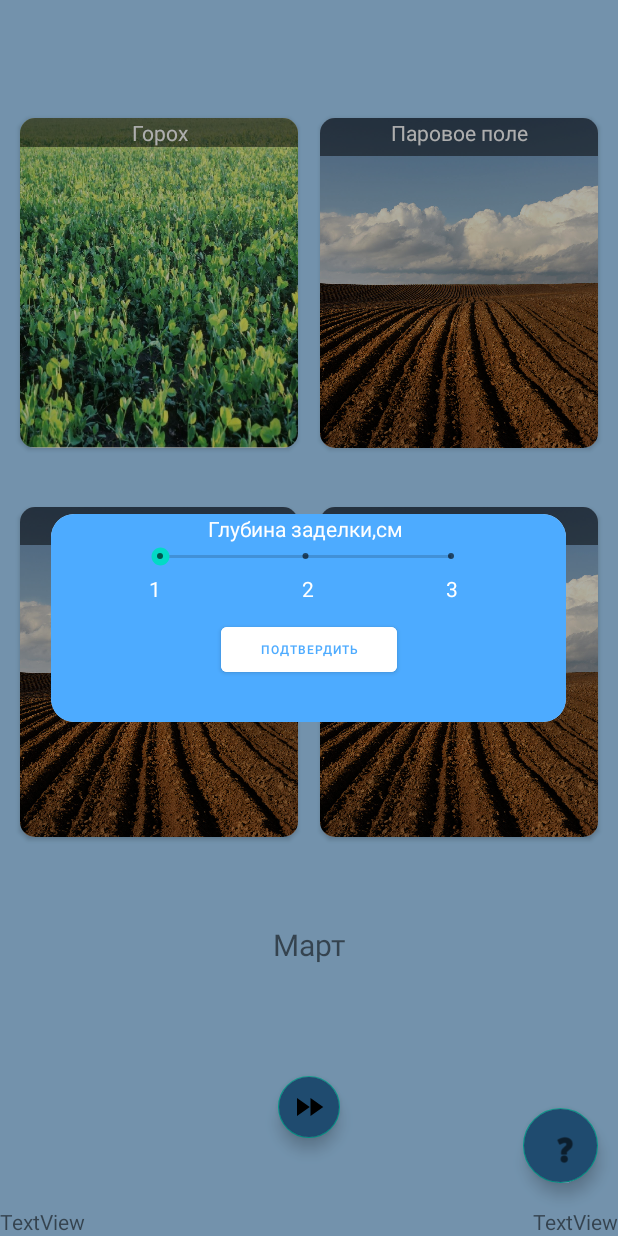
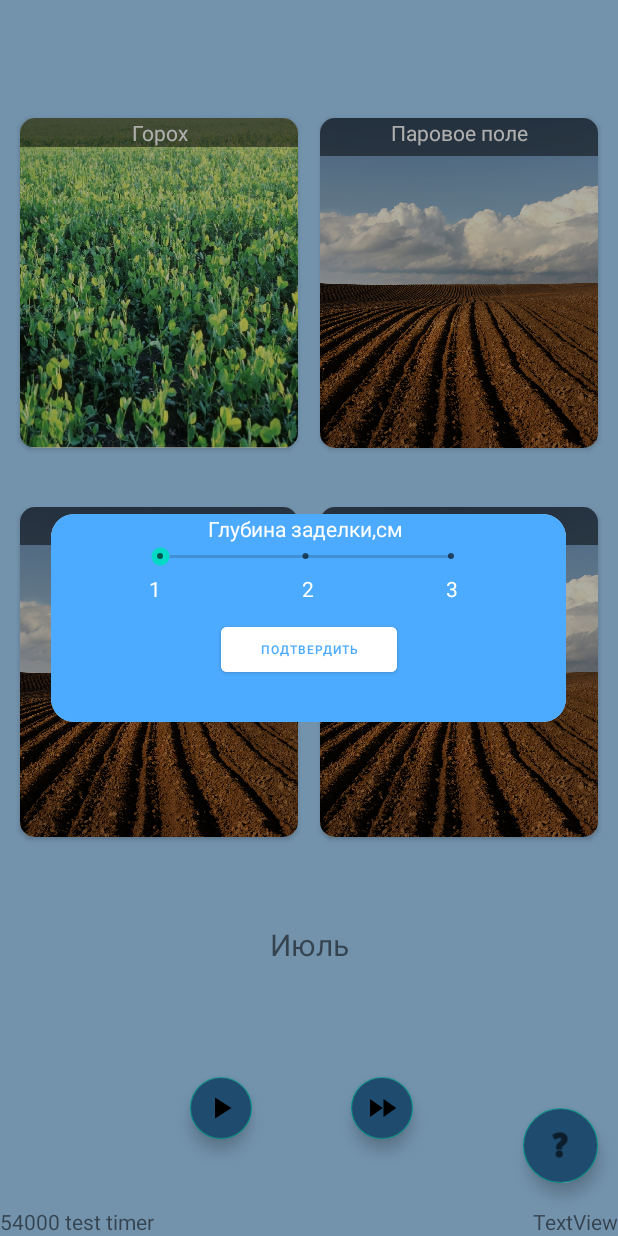
Before and after one commit to prolapsed-kneecap/Siberia, an Android app: the TechsFragment screen opened through its navigation route, after a tap on "СЗП-3,6", on a phone screen of 412 x 824 dp. Run offline under Robolectric (Android 15) with nearby library versions, the phone set to English and light mode, and no system bars; libraries missing offline, so code that uses them is left out: com.getkeepsafe.taptargetview, uk.co.samuelwall; 2 statements that could not run were skipped.

Commit message:
timer fix

```diff
--- a/app/src/main/java/com/charkosoff/siberia/Model.kt
+++ b/app/src/main/java/com/charkosoff/siberia/Model.kt
@@ -16,8 +16,28 @@ class Model :TimeInterface, EventInterface{
         15000..20000L to "Июнь",
         20000..25000L to "Июль",
         25000..30000L to "Август",
-        30000..35000L to "Сентябрь"
-    )
+        //костыль)
+        30000..35000L to "Март",
+        35000..40000L to "Апрель",
+        40000..45000L to "Май",
+        45000..50000L to "Июнь",
+        50000..55000L to "Июль",
+        55000..60000L to "Август",
+        //
+        60000..65000L to "Март",
+        65000..70000L to "Апрель",
+        70000..75000L to "Май",
+        75000..80000L to "Июнь",
+        80000..85000L to "Июль",
+        85000..90000L to "Август",
+        //
+        90000..95000L to "Март",
+        95000..100000L to "Апрель",
+        100000..105000L to "Май",
+        105000..110000L to "Июнь",
+        110000..115000L to "Июль",
+        115000..120000L to "Август"
+        )
     private val eventsTimeTable = mapOf(
         "Март" to "Посев",//Event("Посев"),
         "Апрель" to "Обработка",//Event("Обработка"),
--- a/app/src/main/java/com/charkosoff/siberia/data/Data.kt
+++ b/app/src/main/java/com/charkosoff/siberia/data/Data.kt
@@ -12,6 +12,8 @@ object Data {
     var currentCulture : MutableList<String> = mutableListOf("Паровое поле","Паровое поле","Паровое поле","Паровое поле")
     val culturesToShow = arrayOf("Овёс", "Пшеница", "Ячмень", "Горох", "Фасоль")
     var globalTimerIsRunning = false
+    var globalTimerWasStarted = false
+    var globalTimerIsStopped = false
 }
 object PlayButton {
     var isSpeeded=false
--- /dev/null
+++ b/app/src/main/res/drawable/ic_baseline_pause_24.xml
@@ -0,0 +1,10 @@
+<vector xmlns:android="http://schemas.android.com/apk/res/android"
+    android:width="24dp"
+    android:height="24dp"
+    android:viewportWidth="24"
+    android:viewportHeight="24"
+    android:tint="?attr/colorControlNormal">
+  <path
+      android:fillColor="@android:color/white"
+      android:pathData="M6,19h4L10,5L6,5v14zM14,5v14h4L18,5h-4z"/>
+</vector>
--- a/app/src/main/res/layout/fragment_main.xml
+++ b/app/src/main/res/layout/fragment_main.xml
@@ -141,10 +141,26 @@
         app:fabCustomSize="42dp"
         app:layout_constraintBottom_toBottomOf="parent"
         app:layout_constraintEnd_toEndOf="parent"
+        app:layout_constraintHorizontal_bias="0.634"
         app:layout_constraintStart_toStartOf="parent"
         app:layout_constraintTop_toBottomOf="@+id/viewAnimator"
-        app:layout_constraintVertical_bias="0.51"
+        app:layout_constraintVertical_bias="0.514"
         app:srcCompat="@drawable/ic_baseline_fast_forward_24" />
+
+    <com.google.android.material.floatingactionbutton.FloatingActionButton
+        android:id="@+id/speedFabPause"
+        android:layout_width="41dp"
+        android:layout_height="48dp"
+        android:backgroundTint="@color/rewindButton"
+        android:clickable="true"
+        app:fabCustomSize="42dp"
+        app:layout_constraintBottom_toBottomOf="parent"
+        app:layout_constraintEnd_toStartOf="@+id/speedFab"
+        app:layout_constraintHorizontal_bias="0.673"
+        app:layout_constraintStart_toStartOf="parent"
+        app:layout_constraintTop_toBottomOf="@+id/viewAnimator"
+        app:layout_constraintVertical_bias="0.514"
+        app:srcCompat="@drawable/ic_baseline_play_arrow_24" />
 
     <ViewAnimator
         android:id="@+id/viewAnimator"
@@ -178,6 +194,7 @@
         android:id="@+id/settings_buttons"
         android:layout_width="50dp"
         android:layout_height="50dp"
+        app:fabCustomSize="50dp"
         android:backgroundTint="@color/rewindButton"
         android:scaleType="centerCrop"
         android:src="@android:drawable/ic_menu_help"
```
Also changed, not shown: app/src/main/java/com/charkosoff/siberia/Repository.kt (+8 -3 lines), app/src/main/java/com/charkosoff/siberia/fragment/mainFrag/MainFragment.kt (+20 -2 lines).
